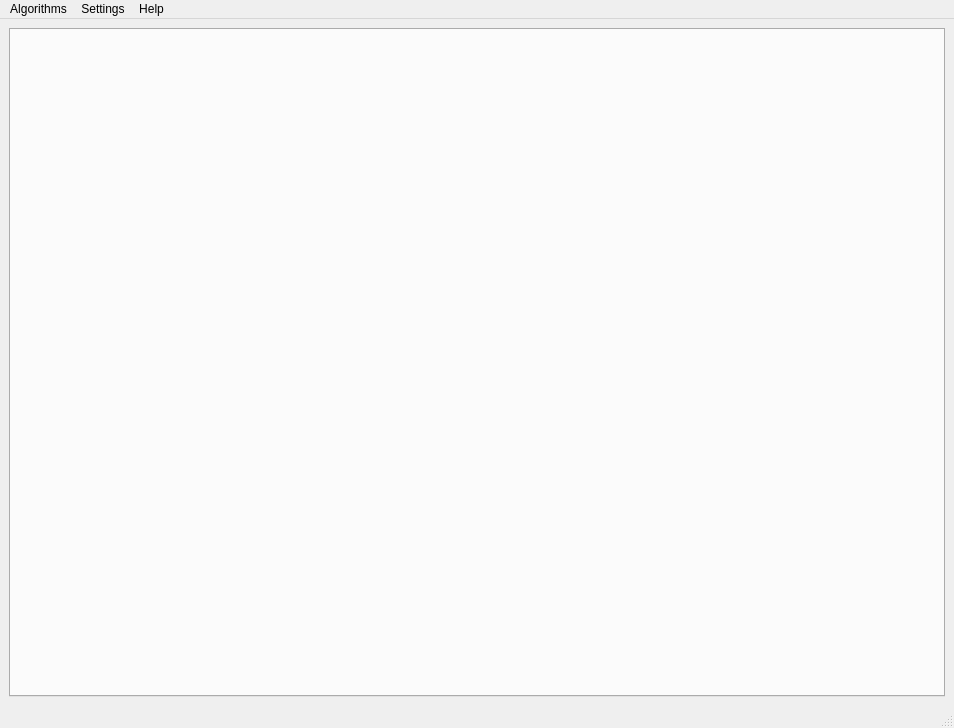
Above: mainUI.ui from VuongVanDuy/hash_function before the change. Below: the same form after it.
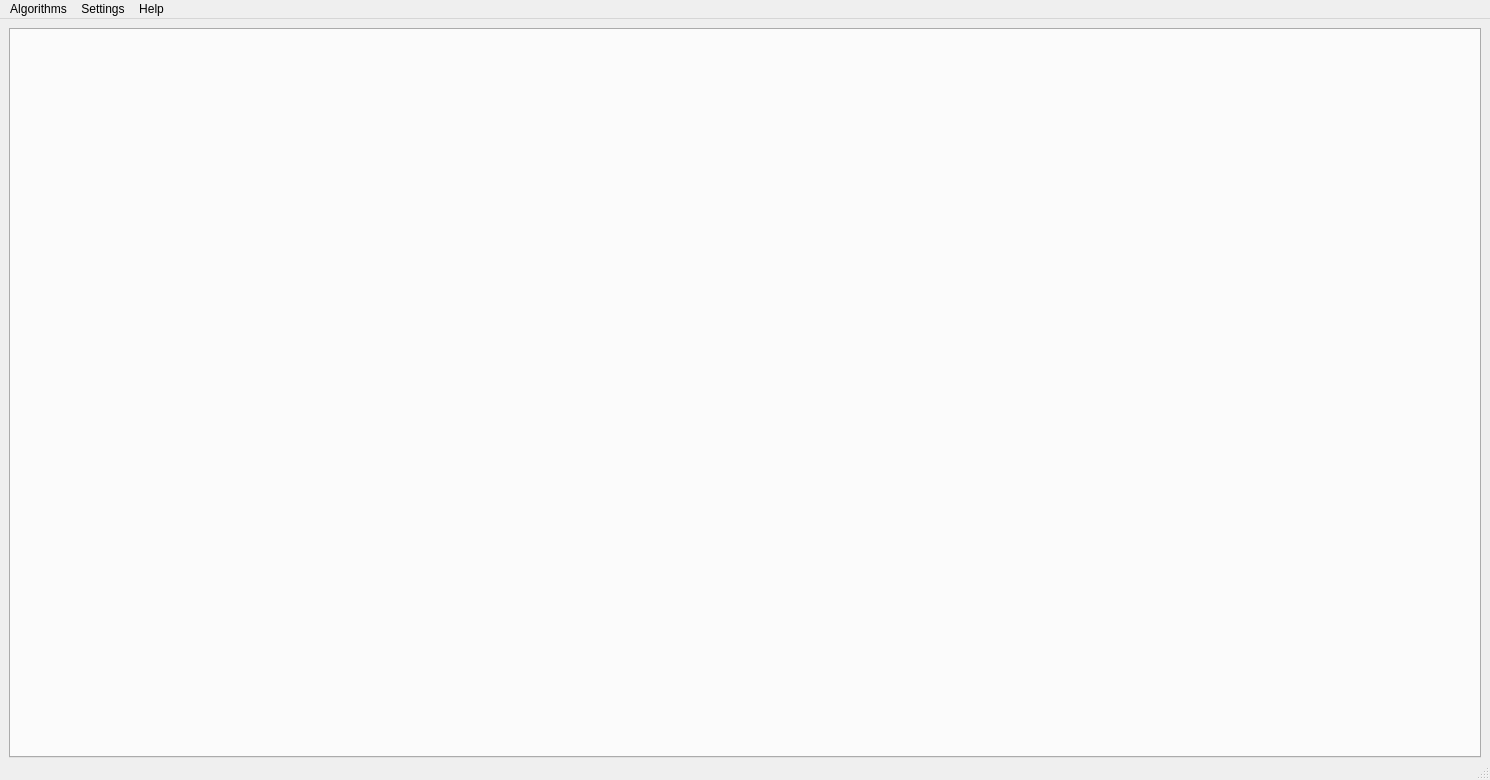
That is the form after the change.

What changed in the file:
```diff
--- a/mainUI.ui
+++ b/mainUI.ui
@@ -6,8 +6,8 @@
    <rect>
     <x>0</x>
     <y>0</y>
-    <width>954</width>
-    <height>728</height>
+    <width>1490</width>
+    <height>780</height>
    </rect>
   </property>
   <property name="windowTitle">
@@ -15,10 +15,25 @@
   </property>
   <widget class="QWidget" name="centralwidget">
    <layout class="QHBoxLayout" name="horizontalLayout">
+    <property name="topMargin">
+     <number>9</number>
+    </property>
+    <property name="bottomMargin">
+     <number>0</number>
+    </property>
     <item>
      <layout class="QVBoxLayout" name="verticalLayout">
+      <property name="spacing">
+       <number>0</number>
+      </property>
       <item>
        <widget class="QTabWidget" name="tabWidget">
+        <property name="sizePolicy">
+         <sizepolicy hsizetype="Preferred" vsizetype="Preferred">
+          <horstretch>0</horstretch>
+          <verstretch>0</verstretch>
+         </sizepolicy>
+        </property>
         <property name="tabShape">
          <enum>QTabWidget::TabShape::Rounded</enum>
         </property>
@@ -36,7 +51,7 @@
     <rect>
      <x>0</x>
      <y>0</y>
-     <width>954</width>
+     <width>1490</width>
      <height>33</height>
     </rect>
    </property>
```
